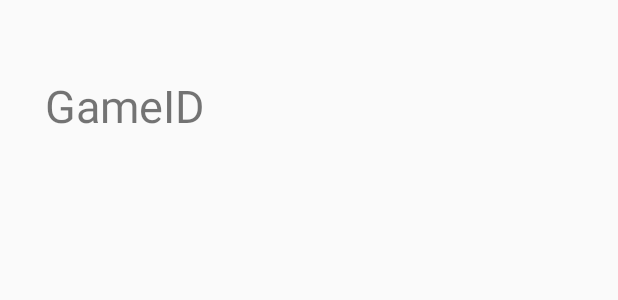
After one commit to GiedriusStasiulis/NBAGuessTheScoreApp, an Android app: the layout activity_guess.xml on its own in the app's theme, with its tools: preview values and no code run, on a phone screen of 412 x 824 dp. The commit adds this screen. Shown: the top 300 px of the screen. Run offline under Robolectric (Android 15) with nearby library versions, the phone set to English and light mode, and no system bars.

Commit message:
Added intent to detail activity for upGame

```diff
--- a/app/src/main/AndroidManifest.xml
+++ b/app/src/main/AndroidManifest.xml
@@ -17,13 +17,14 @@
         android:theme="@style/AppTheme"
         tools:ignore="GoogleAppIndexingWarning">
 
-        <activity android:name=".TestingActivity">
+        <activity android:name=".activities.TestingActivity">
             <intent-filter>
                 <action android:name="android.intent.action.MAIN" />
 
                 <category android:name="android.intent.category.LAUNCHER" />
             </intent-filter>
         </activity>
+        <activity android:name=".detail_activities.GuessActivity" />
     </application>
 
 </manifest>
--- a/app/src/main/java/com/example/nbaguessthescore/adapters/OnListItemClickListener.java
+++ /dev/null
@@ -1,6 +0,0 @@
-package com.example.nbaguessthescore.adapters;
-
-public interface OnListItemClickListener
-{
-    void onListItemClick(int clickedItemIndex);
-}
--- a/app/src/main/java/com/example/nbaguessthescore/models/GameDuration.java
+++ b/app/src/main/java/com/example/nbaguessthescore/models/GameDuration.java
@@ -3,7 +3,9 @@ package com.example.nbaguessthescore.models;
 import com.google.gson.annotations.Expose;
 import com.google.gson.annotations.SerializedName;
 
-public class GameDuration
+import java.io.Serializable;
+
+public class GameDuration implements Serializable
 {
     @SerializedName("hours")
     @Expose
--- /dev/null
+++ b/app/src/main/res/layout/activity_guess.xml
@@ -0,0 +1,16 @@
+<?xml version="1.0" encoding="utf-8"?>
+<LinearLayout xmlns:android="http://schemas.android.com/apk/res/android"
+    android:orientation="vertical"
+    android:layout_width="match_parent"
+    android:layout_height="match_parent">
+
+    <TextView
+        android:id="@+id/detailGameID"
+        android:layout_width="match_parent"
+        android:layout_height="wrap_content"
+        android:text="GameID"
+        android:layout_marginTop="50dp"
+        android:textSize="30dp"
+        android:paddingLeft="30dp" />
+
+</LinearLayout>
--- a/app/src/main/res/layout/activity_testing.xml
+++ b/app/src/main/res/layout/activity_testing.xml
@@ -4,7 +4,7 @@
     xmlns:tools="http://schemas.android.com/tools"
     android:layout_width="match_parent"
     android:layout_height="match_parent"
-    tools:context=".TestingActivity">
+    tools:context=".activities.TestingActivity">
 
     <android.support.v7.widget.Toolbar
         android:id="@+id/toolbar"
--- a/app/src/main/res/menu/menu_main.xml
+++ b/app/src/main/res/menu/menu_main.xml
@@ -1,7 +1,7 @@
 <menu xmlns:android="http://schemas.android.com/apk/res/android"
     xmlns:app="http://schemas.android.com/apk/res-auto"
     xmlns:tools="http://schemas.android.com/tools"
-    tools:context="com.example.nbaguessthescore.TestingActivity">
+    tools:context="com.example.nbaguessthescore.activities.TestingActivity">
 
     <item
         android:id="@+id/refresh"
```
Also changed, not shown: app/src/main/java/com/example/nbaguessthescore/activities/TestingActivity.java (renamed from app/src/main/java/com/example/nbaguessthescore/TestingActivity.java, +13 -6 lines), app/src/main/java/com/example/nbaguessthescore/adapters/UpGameAdapter.java (+15 -10 lines), app/src/main/java/com/example/nbaguessthescore/detail_activities/GuessActivity.java (added, +37 -0 lines).
